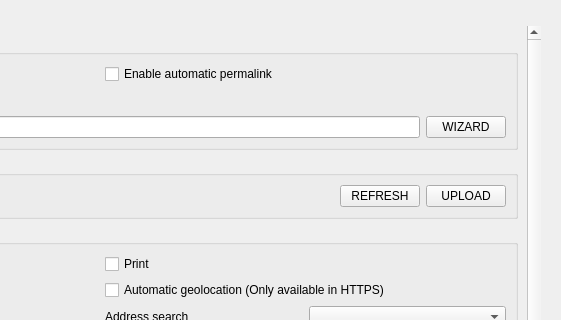
3liz/lizmap-plugin, file lizmap/resources/ui/ui_lizmap.ui: the form before one commit; both pictures show x 639 to 1200 and y 0 to 320 of the 1200 by 900 pixel window.
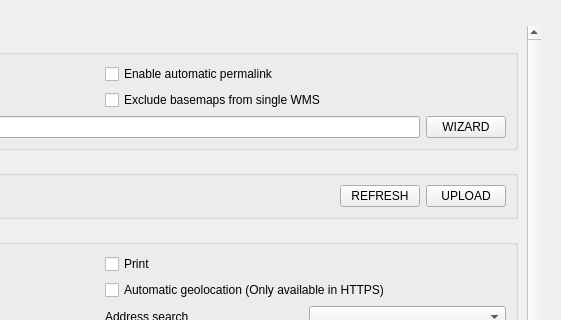
The form after the commit. The open tabs and pages were chosen to show the change. Custom widgets are drawn as their Qt base class.

Commit message:
Add option to exclude basemaps from single WMS request
Adds a new configuration option 'exclude_basemaps_from_single_wms' that
allows users to control whether basemaps are included in the single WMS
request when wms_single_request_for_all_layers is enabled.

When enabled, this improves performance for Cloud-Optimized GeoTIFF (COG)
basemaps by preserving their native format instead of converting to PNG.

Disabled by default for backward compatibility.

Diff of the .ui file:
```diff
--- a/lizmap/resources/ui/ui_lizmap.ui
+++ b/lizmap/resources/ui/ui_lizmap.ui
@@ -800,6 +800,16 @@
                       </property>
                      </widget>
                     </item>
+                    <item row="1" column="1">
+                     <widget class="QCheckBox" name="checkbox_exclude_basemaps_from_single_wms">
+                      <property name="toolTip">
+                       <string>When single WMS is enabled, exclude basemaps from the single WMS request. This improves performance for Cloud-Optimized GeoTIFF (COG) basemaps by preserving their native format instead of converting to PNG.</string>
+                      </property>
+                      <property name="text">
+                       <string>Exclude basemaps from single WMS</string>
+                      </property>
+                     </widget>
+                    </item>
                    </layout>
                   </item>
                   <item>
```
Left out of the diff: 1 changed line with no effect on the pictures. The commit also changes 2 other files.
